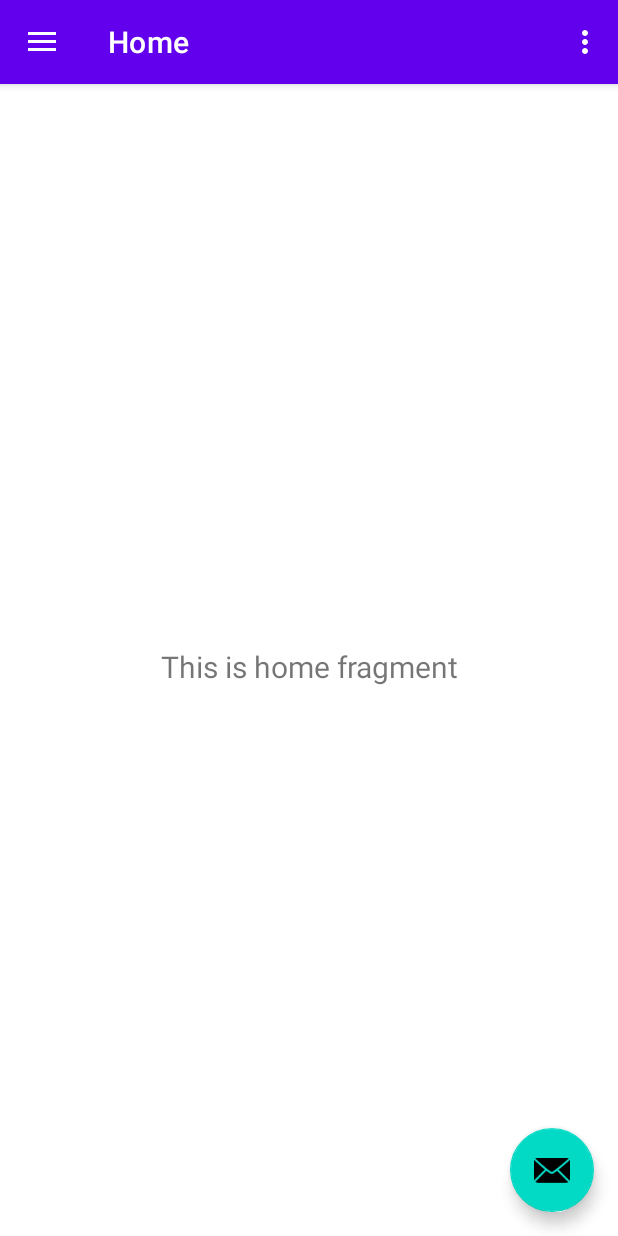
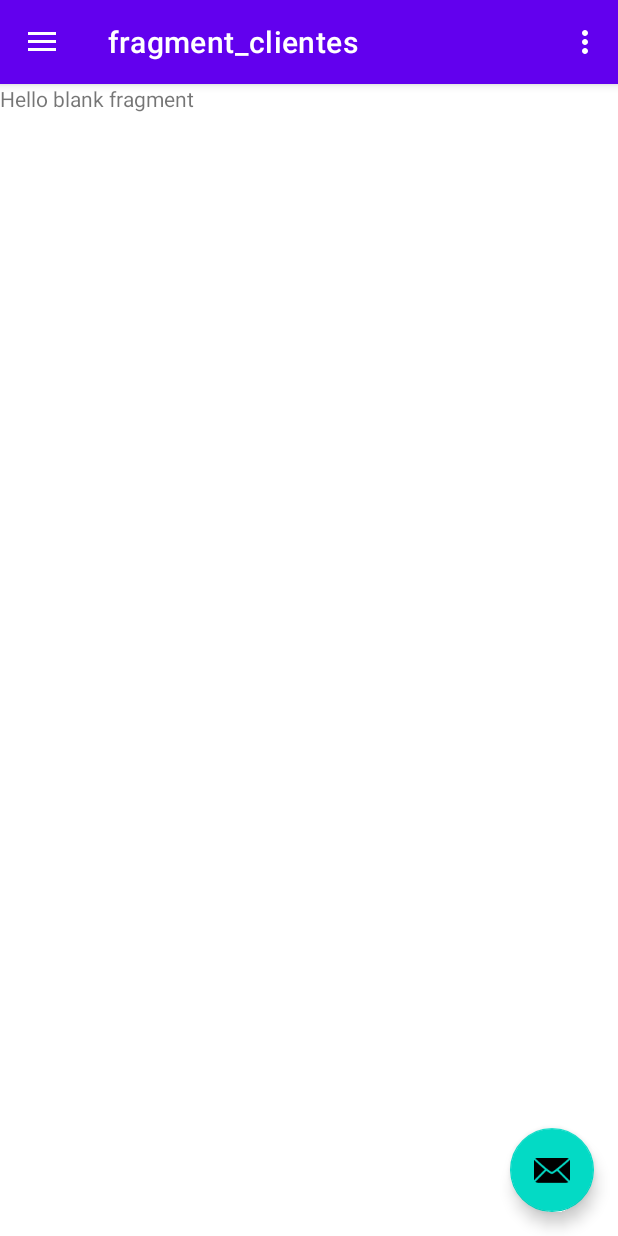
Before and after one commit to rubensg2499/LatePay, an Android app: the screen it shows after launch (MainActivity), on a phone screen of 412 x 824 dp. Run offline under Robolectric (Android 15) with nearby library versions, the phone set to English and light mode, and no system bars; our stand-ins replace navigation-ui.

Commit message:
Se agregó el menú.

```diff
--- a/app/build.gradle
+++ b/app/build.gradle
@@ -39,6 +39,8 @@ dependencies {
     implementation 'androidx.lifecycle:lifecycle-viewmodel-ktx:2.3.1'
     implementation 'androidx.navigation:navigation-fragment:2.4.1'
     implementation 'androidx.navigation:navigation-ui:2.4.1'
+    implementation 'androidx.legacy:legacy-support-v4:1.0.0'
+    implementation 'androidx.recyclerview:recyclerview:1.2.1'
     testImplementation 'junit:junit:4.13.2'
     androidTestImplementation 'androidx.test.ext:junit:1.1.3'
     androidTestImplementation 'androidx.test.espresso:espresso-core:3.4.0'
--- a/app/src/main/AndroidManifest.xml
+++ b/app/src/main/AndroidManifest.xml
@@ -12,7 +12,6 @@
         <activity
             android:name=".MainActivity"
             android:exported="true"
-            android:label="@string/app_name"
             android:theme="@style/Theme.LatePay.NoActionBar">
             <intent-filter>
                 <action android:name="android.intent.action.MAIN" />
--- a/app/src/main/java/com/example/latepay/MainActivity.java
+++ b/app/src/main/java/com/example/latepay/MainActivity.java
@@ -41,7 +41,10 @@ public class MainActivity extends AppCompatActivity {
         // Passing each menu ID as a set of Ids because each
         // menu should be considered as top level destinations.
         mAppBarConfiguration = new AppBarConfiguration.Builder(
-                R.id.nav_home, R.id.nav_gallery, R.id.nav_slideshow)
+                R.id.clientes,
+                R.id.agregar_cliente,
+                R.id.acerca_de
+        )
                 .setOpenableLayout(drawer)
                 .build();
         NavController navController = Navigation.findNavController(this, R.id.nav_host_fragment_content_main);
--- /dev/null
+++ b/app/src/main/java/com/example/latepay/clientes.java
@@ -0,0 +1,64 @@
+package com.example.latepay;
+
+import android.os.Bundle;
+
+import androidx.fragment.app.Fragment;
+
+import android.view.LayoutInflater;
+import android.view.View;
+import android.view.ViewGroup;
+
+/**
+ * A simple {@link Fragment} subclass.
+ * Use the {@link clientes#newInstance} factory method to
+ * create an instance of this fragment.
+ */
+public class clientes extends Fragment {
+
+    // TODO: Rename parameter arguments, choose names that match
+    // the fragment initialization parameters, e.g. ARG_ITEM_NUMBER
+    private static final String ARG_PARAM1 = "param1";
+    private static final String ARG_PARAM2 = "param2";
+
+    // TODO: Rename and change types of parameters
+    private String mParam1;
+    private String mParam2;
+
+    public clientes() {
+        // Required empty public constructor
+    }
+
+    /**
+     * Use this factory method to create a new instance of
+     * this fragment using the provided parameters.
+     *
+     * @param param1 Parameter 1.
+     * @param param2 Parameter 2.
+     * @return A new instance of fragment clientes.
+     */
+    // TODO: Rename and change types and number of parameters
+    public static clientes newInstance(String param1, String param2) {
+        clientes fragment = new clientes();
+        Bundle args = new Bundle();
+        args.putString(ARG_PARAM1, param1);
+        args.putString(ARG_PARAM2, param2);
+        fragment.setArguments(args);
+        return fragment;
+    }
+
+    @Override
+    public void onCreate(Bundle savedInstanceState) {
+        super.onCreate(savedInstanceState);
+        if (getArguments() != null) {
+            mParam1 = getArguments().getString(ARG_PARAM1);
+            mParam2 = getArguments().getString(ARG_PARAM2);
+        }
+    }
+
+    @Override
+    public View onCreateView(LayoutInflater inflater, ViewGroup container,
+                             Bundle savedInstanceState) {
+        // Inflate the layout for this fragment
+        return inflater.inflate(R.layout.fragment_clientes, container, false);
+    }
+}
--- /dev/null
+++ b/app/src/main/res/layout/fragment_clientes.xml
@@ -0,0 +1,14 @@
+<?xml version="1.0" encoding="utf-8"?>
+<FrameLayout xmlns:android="http://schemas.android.com/apk/res/android"
+    xmlns:tools="http://schemas.android.com/tools"
+    android:layout_width="match_parent"
+    android:layout_height="match_parent"
+    tools:context=".clientes">
+
+    <!-- TODO: Update blank fragment layout -->
+    <TextView
+        android:layout_width="match_parent"
+        android:layout_height="match_parent"
+        android:text="@string/hello_blank_fragment" />
+
+</FrameLayout>
--- a/app/src/main/res/menu/activity_main_drawer.xml
+++ b/app/src/main/res/menu/activity_main_drawer.xml
@@ -5,16 +5,17 @@
 
     <group android:checkableBehavior="single">
         <item
-            android:id="@+id/nav_home"
-            android:icon="@drawable/ic_menu_camera"
-            android:title="@string/menu_home" />
+            android:id="@+id/clientes"
+            android:icon="@drawable/ic_menu_slideshow"
+            android:title="@string/menu_cliente" />
         <item
-            android:id="@+id/nav_gallery"
-            android:icon="@drawable/ic_menu_gallery"
-            android:title="@string/menu_gallery" />
+            android:id="@+id/agregar_cliente"
+            android:icon="@drawable/ic_menu_slideshow"
+            android:title="@string/menu_agregar_cliente" />
+
         <item
-            android:id="@+id/nav_slideshow"
+            android:id="@+id/acerca_de"
             android:icon="@drawable/ic_menu_slideshow"
-            android:title="@string/menu_slideshow" />
+            android:title="@string/menu_acerca_de" />
     </group>
 </menu>
--- a/app/src/main/res/navigation/mobile_navigation.xml
+++ b/app/src/main/res/navigation/mobile_navigation.xml
@@ -3,23 +3,22 @@
     xmlns:app="http://schemas.android.com/apk/res-auto"
     xmlns:tools="http://schemas.android.com/tools"
     android:id="@+id/mobile_navigation"
-    app:startDestination="@+id/nav_home">
+    app:startDestination="@id/clientes">
 
     <fragment
-        android:id="@+id/nav_home"
-        android:name="com.example.latepay.ui.home.HomeFragment"
-        android:label="@string/menu_home"
-        tools:layout="@layout/fragment_home" />
+        android:id="@+id/clientes"
+        android:name="com.example.latepay.clientes"
+        android:label="fragment_clientes"
+        tools:layout="@layout/fragment_clientes" />
+    <fragment
+        android:id="@+id/agregar_cliente"
+        android:name="com.example.latepay.agregar_cliente"
+        android:label="fragment_agregar_cliente"
+        tools:layout="@layout/fragment_agregar_cliente" />
+    <fragment
+        android:id="@+id/acerca_de"
+        android:name="com.example.latepay.acerca_de"
+        android:label="fragment_acerca_de"
+        tools:layout="@layout/fragment_acerca_de" />
 
-    <fragment
-        android:id="@+id/nav_gallery"
-        android:name="com.example.latepay.ui.gallery.GalleryFragment"
-        android:label="@string/menu_gallery"
-        tools:layout="@layout/fragment_gallery" />
-
-    <fragment
-        android:id="@+id/nav_slideshow"
-        android:name="com.example.latepay.ui.slideshow.SlideshowFragment"
-        android:label="@string/menu_slideshow"
-        tools:layout="@layout/fragment_slideshow" />
 </navigation>
--- a/app/src/main/res/values/dimens.xml
+++ b/app/src/main/res/values/dimens.xml
@@ -5,4 +5,5 @@
     <dimen name="nav_header_vertical_spacing">8dp</dimen>
     <dimen name="nav_header_height">176dp</dimen>
     <dimen name="fab_margin">16dp</dimen>
+    <dimen name="text_margin">16dp</dimen>
 </resources>
--- a/app/src/main/res/values/strings.xml
+++ b/app/src/main/res/values/strings.xml
@@ -3,11 +3,30 @@
     <string name="navigation_drawer_open">Open navigation drawer</string>
     <string name="navigation_drawer_close">Close navigation drawer</string>
     <string name="nav_header_title">Android Studio</string>
-    <string name="nav_header_subtitle">android.studio@android.com</string>
+    <string name="nav_header_subtitle">contact@latepay.com</string>
     <string name="nav_header_desc">Navigation header</string>
-    <string name="action_settings">Settings</string>
+    <string name="action_settings">Configuración</string>
 
     <string name="menu_home">Home</string>
     <string name="menu_gallery">Gallery</string>
     <string name="menu_slideshow">Slideshow</string>
+    <!--Nombres de las opciones-->
+    <string name="menu_cliente">Lista de clientes</string>
+    <string name="menu_agregar_cliente">Agregar cliente</string>
+    <string name="menu_actualizar_cliente">Actualizar cliente</string>
+    <string name="menu_acerca_de">Acerca de</string>
+    <string name="nombre_cliente">Ej. Cliente</string>
+
+
+    <!--Nombres de las acciones-->
+    <string name="guardar">Guardar</string>
+    <string name="actualizar">Actualizar</string>
+    <string name="Eliminar">Eliminar</string>
+    <string name="aceptar">Aceptar</string>
+
+    <!--Nombres de los mesajes-->
+    <string name="confirmacion_elimnar">¿Está seguro de eliminar el registro?, esta acción no se puede deshacer.</string>
+    <string name="deuda_total">Debe: MXN $</string>
+    <!-- TODO: Remove or change this placeholder text -->
+    <string name="hello_blank_fragment">Hello blank fragment</string>
 </resources>
```
Also changed, not shown: app/src/main/java/com/example/latepay/acerca_de.java (added, +64 -0 lines), app/src/main/java/com/example/latepay/agregar_cliente.java (added, +64 -0 lines), app/src/main/java/com/example/latepay/ui/gallery/GalleryFragment.java (deleted, +0 -37 lines), app/src/main/java/com/example/latepay/ui/gallery/GalleryViewModel.java (deleted, +0 -19 lines), app/src/main/java/com/example/latepay/ui/slideshow/SlideshowFragment.java (deleted, +0 -37 lines), app/src/main/java/com/example/latepay/ui/slideshow/SlideshowViewModel.java (deleted, +0 -19 lines), app/src/main/res/layout/fragment_acerca_de.xml (added, +14 -0 lines), app/src/main/res/layout/fragment_agregar_cliente.xml (added, +14 -0 lines), app/src/main/res/layout/fragment_gallery.xml (deleted, +0 -22 lines), app/src/main/res/layout/fragment_slideshow.xml (deleted, +0 -22 lines), app/src/main/res/layout/nav_header_main.xml (+7 -3 lines).
